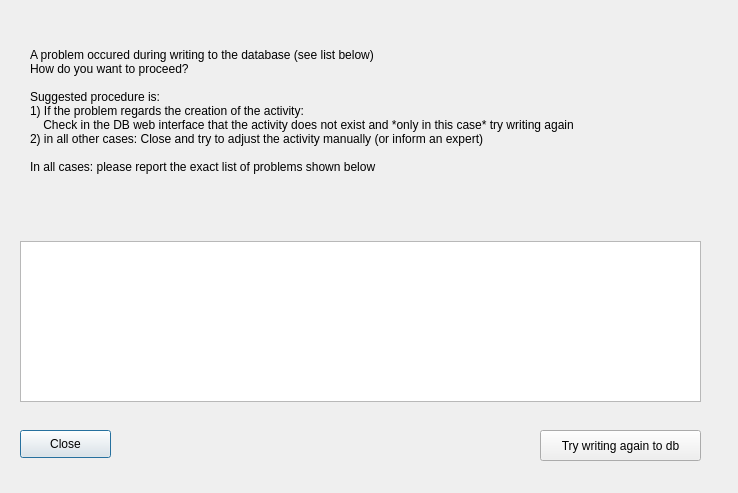
Old version of the form GUI/databasefailure.ui in the repository AudreyFrancisco/SingleLadderQualification.
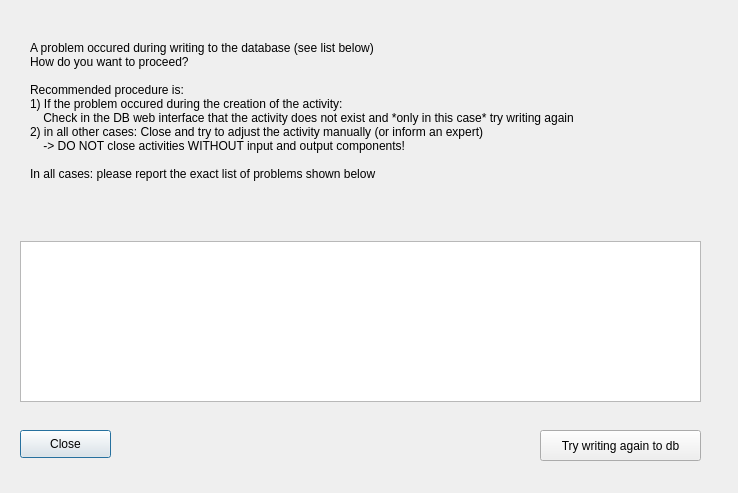
New version of the form.

Commit message: Text modifications in databasefailure dialog

Patch:
```diff
--- a/GUI/databasefailure.ui
+++ b/GUI/databasefailure.ui
@@ -26,10 +26,11 @@
     <string>A problem occured during writing to the database (see list below) 
 How do you want to proceed? 
 
-Suggested procedure is: 
-1) If the problem regards the creation of the activity:
+Recommended procedure is: 
+1) If the problem occured during the creation of the activity:
     Check in the DB web interface that the activity does not exist and *only in this case* try writing again
 2) in all other cases: Close and try to adjust the activity manually (or inform an expert)
+    -&gt; DO NOT close activities WITHOUT input and output components!
 
 In all cases: please report the exact list of problems shown below</string>
    </property>
```
